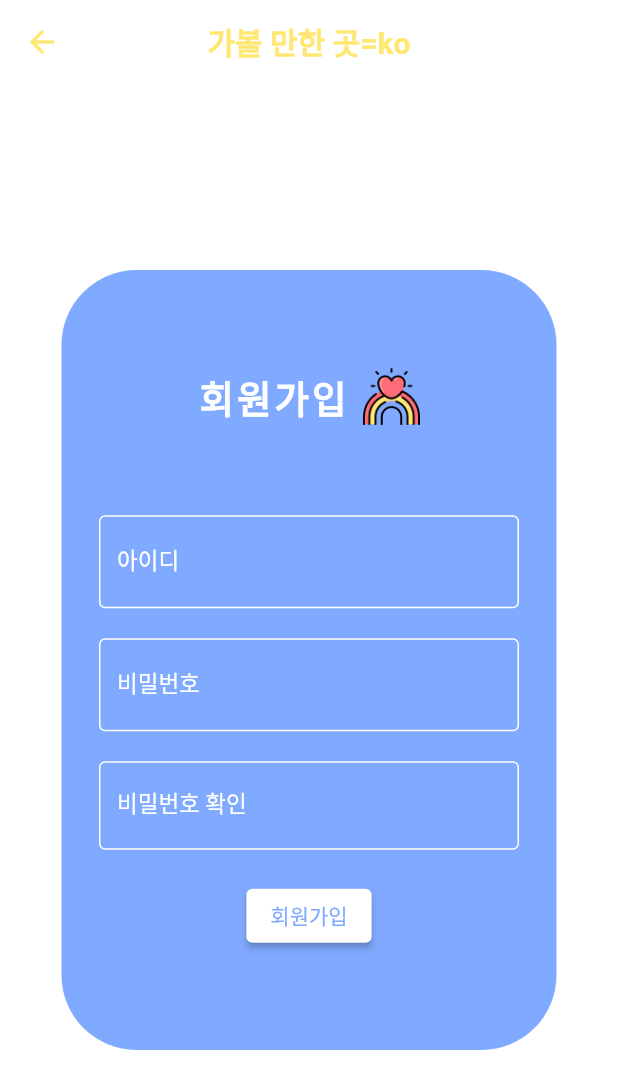
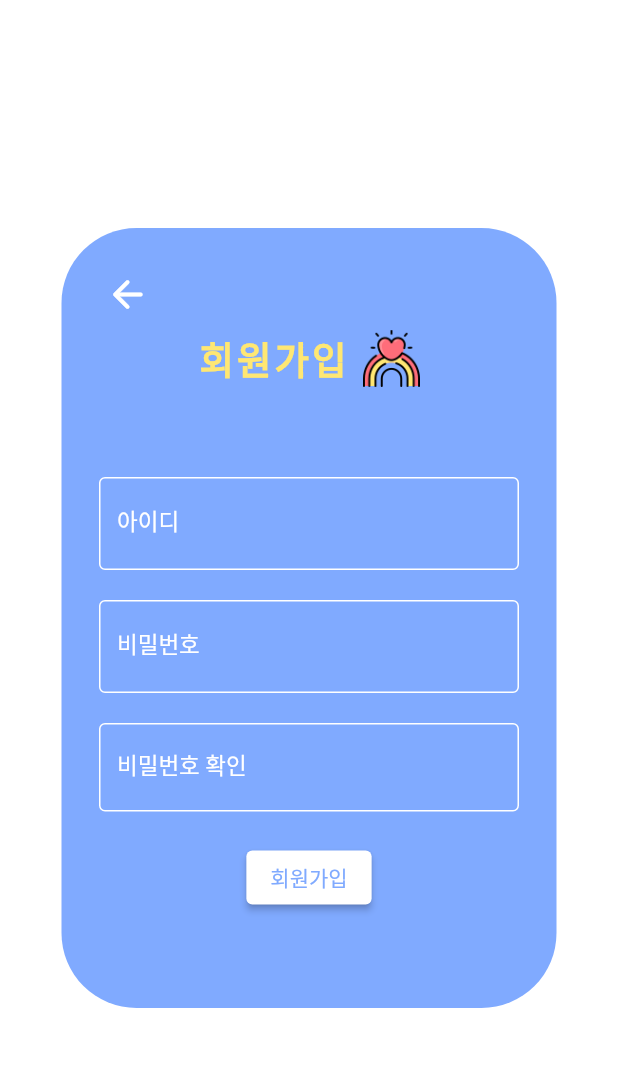
Before and after one commit to mijinB/place_worth_visiting_ko, a Flutter app: the SignPage screen opened by its route, on a phone screen of 412 x 824 dp. Shown: the top 1089 px of the screen. Run offline on Flutter 3.47's test engine with Material 2 defaults, Android fonts, the phone set to English and light mode, and no system bars; our stand-ins replace firebase_core, firebase_database, google_maps_flutter, google_mobile_ads, sqflite; accounts and stored records are empty; network calls fail; Roboto replaces fonts that are missing (IBMPlexSansKR).

Commit message:
sign up page_Go back icon

```diff
--- a/lib/main/setting_page.dart
+++ b/lib/main/setting_page.dart
@@ -63,10 +63,8 @@ class _SettingPageState extends State<SettingPage> {
                 buttonColor: Colors.white,
                 textColor: Colors.black,
                 text: '로그아웃',
-                onPressed: () {
-                  Navigator.of(context)
-                      .pushNamedAndRemoveUntil('/', (route) => false);
-                },
+                onPressed: () => Navigator.of(context)
+                    .pushNamedAndRemoveUntil('/', (route) => false),
               ),
               const SizedBox(
                 height: 50,
--- a/lib/sign_page.dart
+++ b/lib/sign_page.dart
@@ -61,13 +61,6 @@ class _SignPageState extends State<SignPage> {
       child: SafeArea(
         child: Scaffold(
           backgroundColor: Colors.white,
-          appBar: AppBar(
-            backgroundColor: Colors.white,
-            elevation: 0,
-            title: const Text(
-              '가볼 만한 곳=ko',
-            ),
-          ),
           body: Center(
             child: Container(
               width: 330,
@@ -76,16 +69,29 @@ class _SignPageState extends State<SignPage> {
                 color: Theme.of(context).primaryColor,
                 borderRadius: BorderRadius.circular(50),
               ),
+              child: Padding(
+                padding: const EdgeInsets.all(20),
                 child: Column(
-                mainAxisAlignment: MainAxisAlignment.center,
                   children: [
+                    Row(
+                      children: [
+                        IconButton(
+                          onPressed: () => Navigator.of(context).pop(),
+                          icon: const Icon(
+                            Icons.arrow_back_rounded,
+                            color: Colors.white,
+                            size: 30,
+                          ),
+                        ),
+                      ],
+                    ),
                     Row(
                       mainAxisAlignment: MainAxisAlignment.center,
                       children: [
-                      const Text(
+                        Text(
                           '회원가입',
                           style: TextStyle(
-                          color: Colors.white,
+                            color: Theme.of(context).canvasColor,
                             fontSize: 25,
                             fontWeight: FontWeight.bold,
                             letterSpacing: 2,
@@ -179,6 +185,7 @@ class _SignPageState extends State<SignPage> {
             ),
           ),
         ),
+      ),
     );
   }
 }
```
Lines whose indentation alone changed are shown as unchanged.
